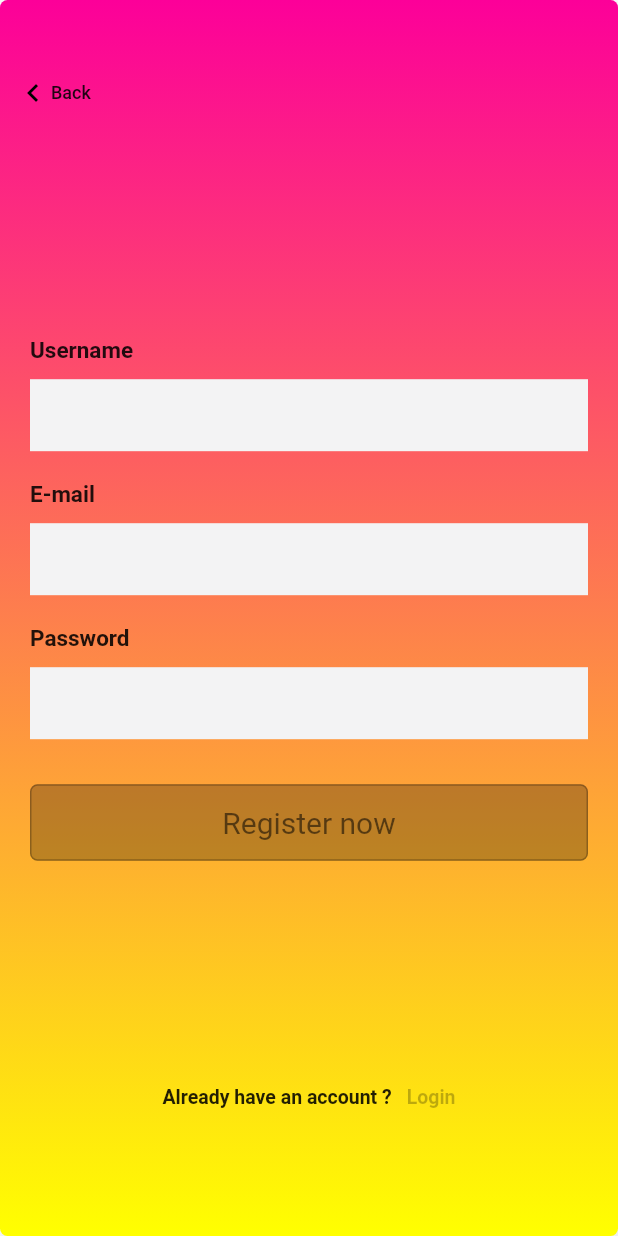
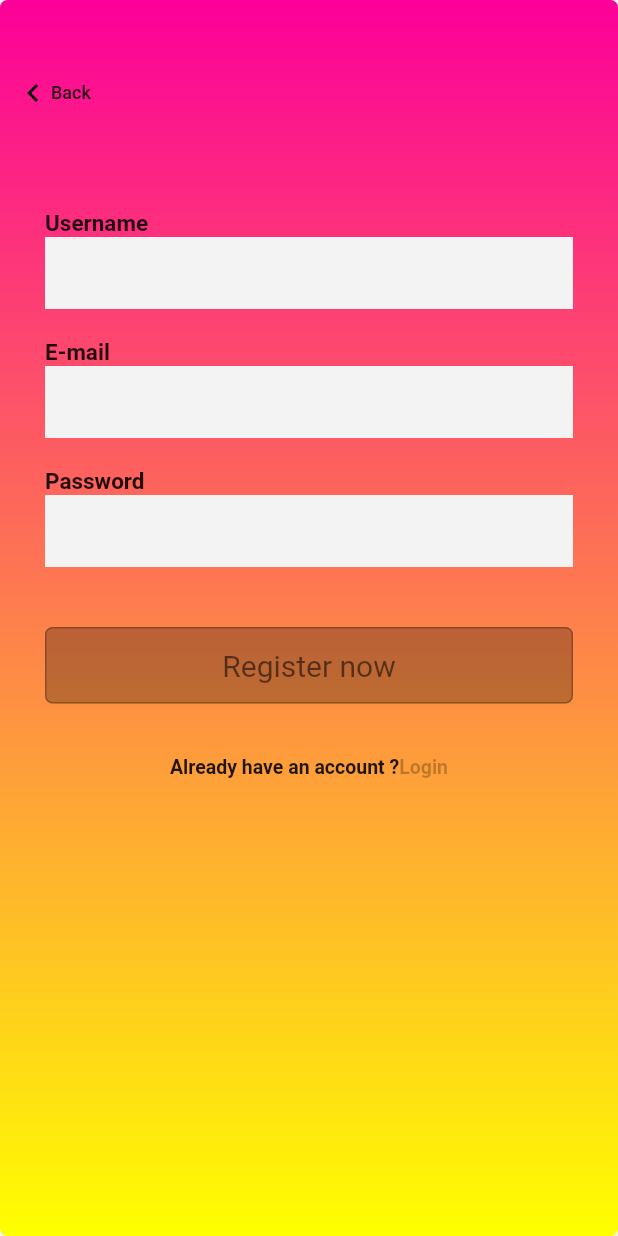
Before and after one commit to buma2/app_starter_clip, a Flutter app: the screen it shows after launch, after a tap on "Register", on a phone screen of 412 x 824 dp. Run offline on Flutter 3.47's test engine with Material 2 defaults, Android fonts, the phone set to English and light mode, and no system bars; our stand-ins replace google_fonts.

Commit message:
first commit

```diff
--- a/lib/loginPage.dart
+++ b/lib/loginPage.dart
@@ -38,9 +38,6 @@ class _LoginPageState extends State<LoginPage> {
               'Don\'t have an account ?',
               style: TextStyle(fontSize: 13, fontWeight: FontWeight.w600),
             ),
-            SizedBox(
-              width: 10,
-            ),
             Text(
               'Register',
               style: TextStyle(
@@ -73,16 +70,13 @@ class _LoginPageState extends State<LoginPage> {
           child: Stack(
             children: <Widget>[
               Container(
-                padding: EdgeInsets.symmetric(horizontal: 20),
+                padding: EdgeInsets.only(left:20, top: 180, right:20 ),
                 child: SingleChildScrollView(
                   child: Column(
                     crossAxisAlignment: CrossAxisAlignment.center,
                     mainAxisAlignment: MainAxisAlignment.center,
                     children: <Widget>[
-                      SizedBox(height: height * .2),
-                      SizedBox(height: 50),
                       _emailPasswordWidget(),
-                      SizedBox(height: 20),
                       buttonGrey("Login"),
                       _createAccountLabel(),
                     ],
--- a/lib/signup.dart
+++ b/lib/signup.dart
@@ -38,9 +38,6 @@ class _SignUpPageState extends State<SignUpPage> {
               'Already have an account ?',
               style: TextStyle(fontSize: 13, fontWeight: FontWeight.w600),
             ),
-            SizedBox(
-              width: 10,
-            ),
             Text(
               'Login',
               style: TextStyle(
@@ -73,24 +70,19 @@ class _SignUpPageState extends State<SignUpPage> {
         child: Stack(
           children: <Widget>[
             Container(
-              padding: EdgeInsets.symmetric(horizontal: 20),
+              padding: EdgeInsets.only(top: 100),
               child: SingleChildScrollView(
+                child: Padding(
+                  padding: const EdgeInsets.all(30.0),
                   child: Column(
                     crossAxisAlignment: CrossAxisAlignment.center,
                     mainAxisAlignment: MainAxisAlignment.center,
                     children: <Widget>[
-                    SizedBox(height: height * .2),
-                    SizedBox(
-                      height: 50,
-                    ),
                       _emailPasswordWidget(),
-                    SizedBox(
-                      height: 20,
-                    ),
                       buttonGrey("Register now"),
-                    SizedBox(height: height * .14),
                       _loginAccountLabel(),
                     ],
+                  ),
                 ),
               ),
             ),
--- a/lib/welcomePage.dart
+++ b/lib/welcomePage.dart
@@ -55,7 +55,7 @@ class _WelcomePageState extends State<WelcomePage> {
   Widget build(BuildContext context) {
     final width = MediaQuery.of(context).size.width;
     final height = MediaQuery.of(context).size.height;
-    final kNeumorphicColorTop = Color.fromRGBO(240, 80, 83,1); //Color.fromRGBO(255, 191, 0, 1);
+    final kNeumorphicColorTop = Color.fromRGBO(240, 80, 83,1);
     final kNeumorphicColorBottom = Color.fromRGBO(255, 191, 0,1);
 
     final boxShadow = BoxShadow(
@@ -143,13 +143,7 @@ class _WelcomePageState extends State<WelcomePage> {
                   mainAxisAlignment: MainAxisAlignment.center,
                   children: <Widget>[
                     _title(),
-                    SizedBox(
-                      height: 30,
-                    ),
                     _loginButton(),
-                    SizedBox(
-                      height: 20,
-                    ),
                     _signUpButton(),
                   ],
                 ),
--- a/lib/widgets/common_widgets.dart
+++ b/lib/widgets/common_widgets.dart
@@ -9,9 +9,6 @@ Widget entryField(String title, {bool isPassword = false}) {
         Text(
           title,
           style: TextStyle(fontWeight: FontWeight.bold, fontSize: 15),
-        ),
-        SizedBox(
-          height: 10,
         ),
         TextField(
             obscureText: isPassword,
@@ -25,8 +22,9 @@ Widget entryField(String title, {bool isPassword = false}) {
 }
 
 Widget buttonGrey(String buttonText) {
-  return Container(
-
+  return Padding(
+    padding: const EdgeInsets.only(top:30.0),
+    child: Container(
       padding: EdgeInsets.symmetric(vertical: 13),
       alignment: Alignment.center,
       decoration: BoxDecoration(
@@ -37,6 +35,7 @@ Widget buttonGrey(String buttonText) {
       child: Text(
         buttonText,
         style: TextStyle(fontSize: 20, color: Colors.black54),
+      ),
     ),
   );
 }
--- a/pubspec.yaml
+++ b/pubspec.yaml
@@ -49,7 +49,6 @@ flutter:
   # To add assets to your application, add an assets section, like this:
   assets:
     - assets/images/
-    - assets/icons/
 
   # An image asset can refer to one or more resolution-specific "variants", see
   # https://flutter.dev/assets-and-images/#resolution-aware.
```
Lines whose indentation alone changed are shown as unchanged.
